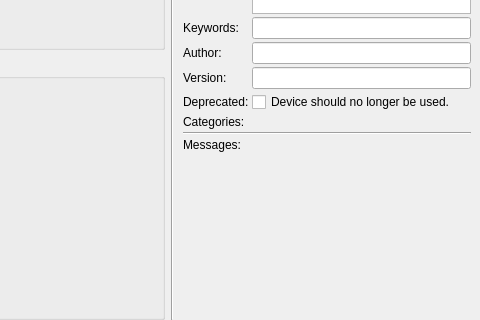
Qt form libs/librepcb/editor/library/dev/deviceeditorwidget.ui (LibrePCB/LibrePCB) before a commit; both pictures show x 444 to 924 and y 252 to 572 of the 924 by 572 pixel window.
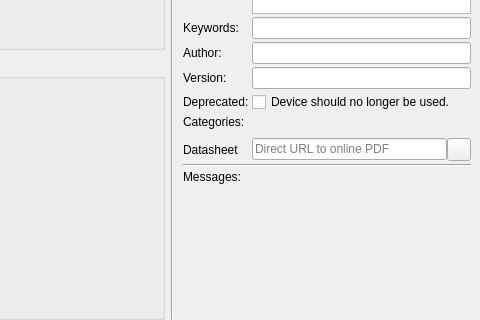
The same form after that commit. Icons and pictures are not drawn. Custom widgets are drawn as their Qt base class.

Commit message: Library editor: Add cmp/dev datasheet text field

Diff of the .ui file:
```diff
--- a/libs/librepcb/editor/library/dev/deviceeditorwidget.ui
+++ b/libs/librepcb/editor/library/dev/deviceeditorwidget.ui
@@ -508,7 +508,21 @@
          </property>
         </widget>
        </item>
-       <item row="8" column="0">
+       <item row="7" column="0">
+        <widget class="Line" name="line_3">
+         <property name="orientation">
+          <enum>Qt::Horizontal</enum>
+         </property>
+        </widget>
+       </item>
+       <item row="9" column="0" colspan="2">
+        <widget class="Line" name="line_2">
+         <property name="orientation">
+          <enum>Qt::Horizontal</enum>
+         </property>
+        </widget>
+       </item>
+       <item row="10" column="0">
         <widget class="QLabel" name="label">
          <property name="text">
           <string>Messages:</string>
@@ -518,14 +532,7 @@
          </property>
         </widget>
        </item>
-       <item row="7" column="0" colspan="2">
-        <widget class="Line" name="line_2">
-         <property name="orientation">
-          <enum>Qt::Horizontal</enum>
-         </property>
-        </widget>
-       </item>
-       <item row="8" column="1">
+       <item row="10" column="1">
         <widget class="librepcb::editor::RuleCheckListWidget" name="lstMessages" native="true">
          <property name="sizePolicy">
           <sizepolicy hsizetype="Preferred" vsizetype="Expanding">
@@ -535,6 +542,41 @@
          </property>
         </widget>
        </item>
+       <item row="8" column="0">
+        <widget class="QLabel" name="label_2">
+         <property name="text">
+          <string>Datasheet</string>
+         </property>
+        </widget>
+       </item>
+       <item row="8" column="1">
+        <layout class="QHBoxLayout" name="horizontalLayout_6">
+         <property name="spacing">
+          <number>0</number>
+         </property>
+         <item>
+          <widget class="QLineEdit" name="edtDatasheet">
+           <property name="maxLength">
+            <number>255</number>
+           </property>
+           <property name="placeholderText">
+            <string>Direct URL to online PDF</string>
+           </property>
+          </widget>
+         </item>
+         <item>
+          <widget class="QToolButton" name="btnDownloadDatasheet">
+           <property name="toolTip">
+            <string>Download &amp; open</string>
+           </property>
+           <property name="icon">
+            <iconset>
+             <normaloff>:/img/actions/download.png</normaloff>:/img/actions/download.png</iconset>
+           </property>
+          </widget>
+         </item>
+        </layout>
+       </item>
       </layout>
      </item>
     </layout>
@@ -542,28 +584,28 @@
   </layout>
  </widget>
  <customwidgets>
-  <customwidget>
-   <class>librepcb::editor::AttributeListEditorWidget</class>
-   <extends>QWidget</extends>
-   <header location="global">librepcb/editor/widgets/attributelisteditorwidget.h</header>
-   <container>1</container>
-  </customwidget>
   <customwidget>
    <class>librepcb::editor::PlainTextEdit</class>
    <extends>QPlainTextEdit</extends>
    <header location="global">librepcb/editor/widgets/plaintextedit.h</header>
   </customwidget>
+  <customwidget>
+   <class>librepcb::editor::RuleCheckListWidget</class>
+   <extends>QWidget</extends>
+   <header location="global">librepcb/editor/widgets/rulechecklistwidget.h</header>
+   <container>1</container>
+  </customwidget>
+  <customwidget>
+   <class>librepcb::editor::AttributeListEditorWidget</class>
+   <extends>QWidget</extends>
+   <header location="global">librepcb/editor/widgets/attributelisteditorwidget.h</header>
+   <container>1</container>
+  </customwidget>
   <customwidget>
    <class>librepcb::editor::GraphicsView</class>
    <extends>QGraphicsView</extends>
    <header location="global">librepcb/editor/widgets/graphicsview.h</header>
   </customwidget>
-  <customwidget>
-   <class>librepcb::editor::RuleCheckListWidget</class>
-   <extends>QWidget</extends>
-   <header location="global">librepcb/editor/widgets/rulechecklistwidget.h</header>
-   <container>1</container>
-  </customwidget>
   <customwidget>
    <class>librepcb::editor::PadSignalMapEditorWidget</class>
    <extends>QWidget</extends>
```
The commit also changes 9 other files.
